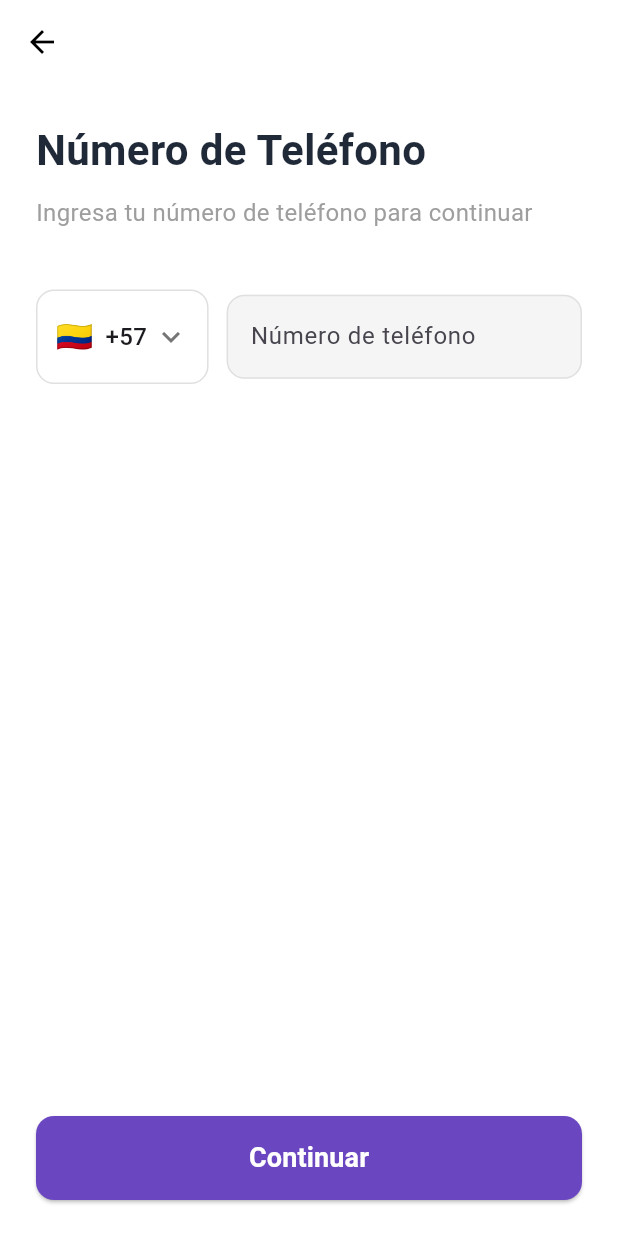
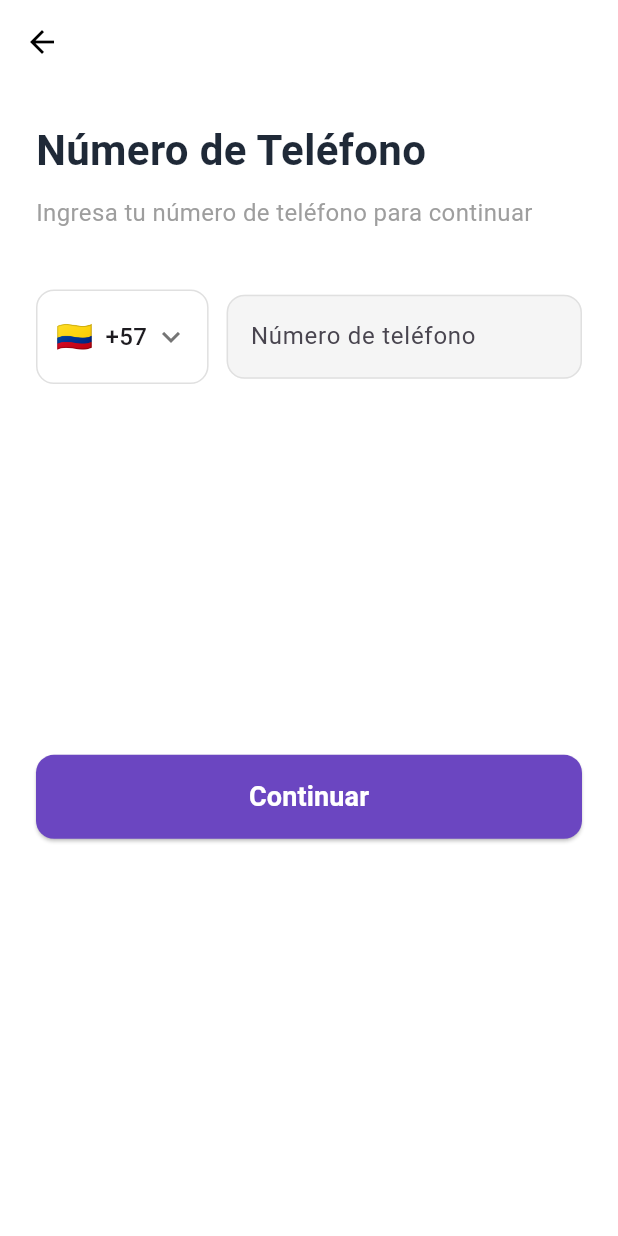
Before and after one commit to stepwinapp01/flutter-step, a Flutter app: the PhoneRegistrationScreen screen opened directly, on a phone screen of 412 x 824 dp. Run offline on Flutter 3.47's test engine with Material 3 defaults, Android fonts, the light colour scheme and no system bars.

Commit message:
fix: Eliminar overflow (franja amarilla) en pantallas de registro y niveles

```diff
--- a/lib/features/onboarding/phone_registration_screen.dart
+++ b/lib/features/onboarding/phone_registration_screen.dart
@@ -63,10 +63,11 @@
         ),
       ),
       body: SafeArea(
-        child: Padding(
+        child: SingleChildScrollView(
           padding: const EdgeInsets.all(24.0),
           child: Column(
             crossAxisAlignment: CrossAxisAlignment.start,
+            mainAxisSize: MainAxisSize.min,
             children: [
               Text(
                 _getText('title'),
@@ -206,7 +207,7 @@
                 ),
               ],
 
-              const Spacer(),
+              SizedBox(height: MediaQuery.of(context).size.height * 0.3),
 
               // Botón continuar
               SizedBox(
@@ -230,6 +231,8 @@
                   ),
                 ),
               ),
+
+              const SizedBox(height: 20),
             ],
           ),
         ),
```
Also changed, not shown: lib/features/levels/levels_system_screen.dart (+1 -15 lines).
